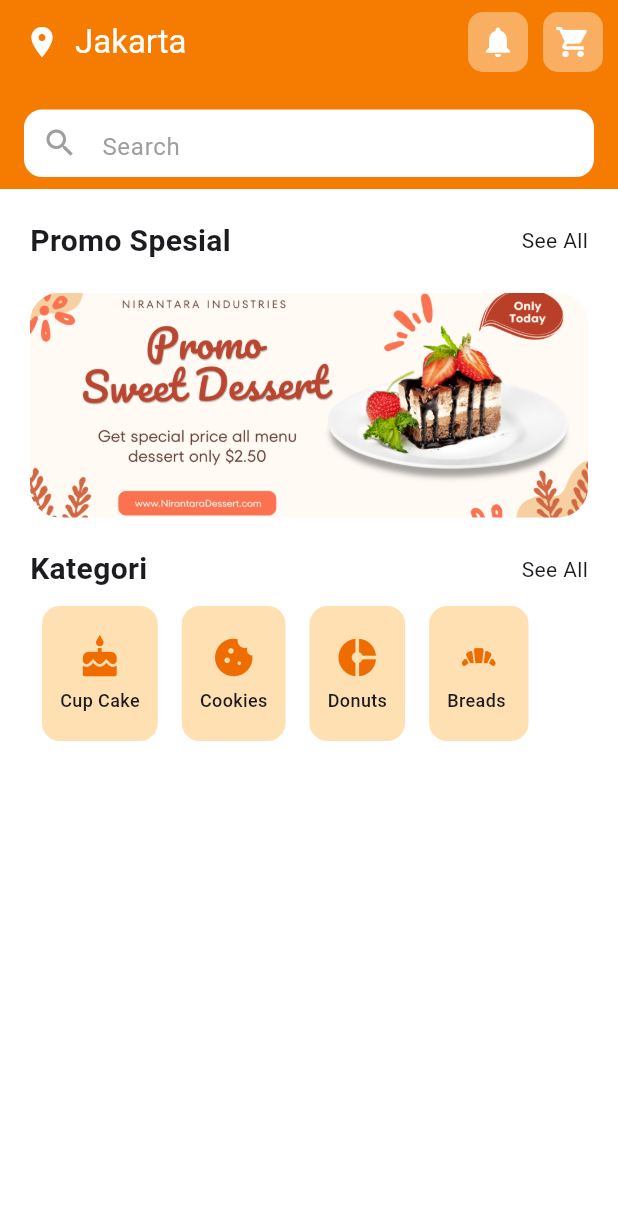
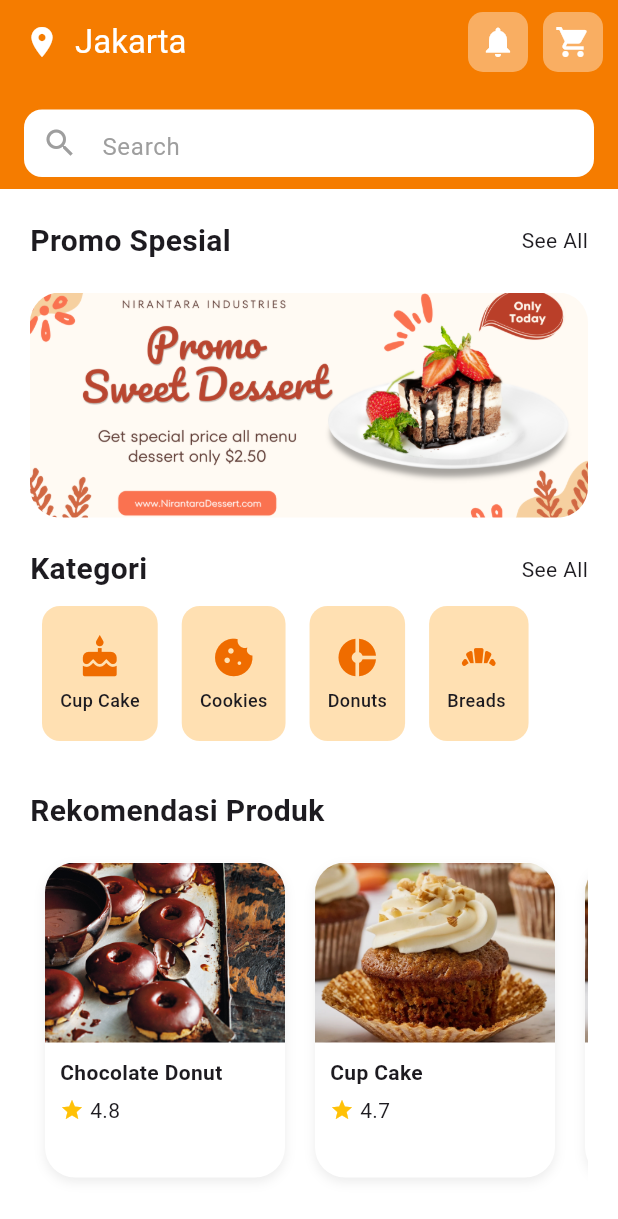
Before and after one commit to Sazhumaa/E-Commerce-Food-App-Slicing, a Flutter app: the screen it shows after launch, on a phone screen of 412 x 824 dp. Shown: the top 1219 px of the screen. Run offline on Flutter 3.47's test engine with Material 3 defaults, Android fonts, the light colour scheme and no system bars; Roboto replaces fonts that are missing (Arial).

Commit message:
Rekomendasi Produk UI

```diff
--- a/lib/main.dart
+++ b/lib/main.dart
@@ -302,7 +302,37 @@ class _HomePageState extends State<HomePage> {
             ),
             SizedBox(height: 32),
 
+            Text(
+              "Rekomendasi Produk",
+              style: TextStyle(
+                fontSize: 20,
+                fontWeight: FontWeight.w600              ),
+            ),
+            // Rekomendasi Prosduk
+            SizedBox(
+              height: 250,
+              child: ListView(
+                scrollDirection: Axis.horizontal,
+                children: const [
 
+                  RekomendasiProduk(
+                    assetImage: "assets/baked-chocolate-doughnuts-59348-1.jpeg",
+                    title: "Chocolate Donut",
+                    rating: 4.8,
+                  ),
+                  RekomendasiProduk(
+                    assetImage: "assets/Carrot-Cake-Cupcakes-SQUARE.webp",
+                    title: "Cup Cake",
+                    rating: 4.7,
+                  ),
+                  RekomendasiProduk(
+                    assetImage: "assets/Carrot-Cake-Cupcakes-SQUARE.webp",
+                    title: "Cake",
+                    rating: 5.0,
+                  ),
+                ],
+              ),
+            )
 
           ]
         ),
```
